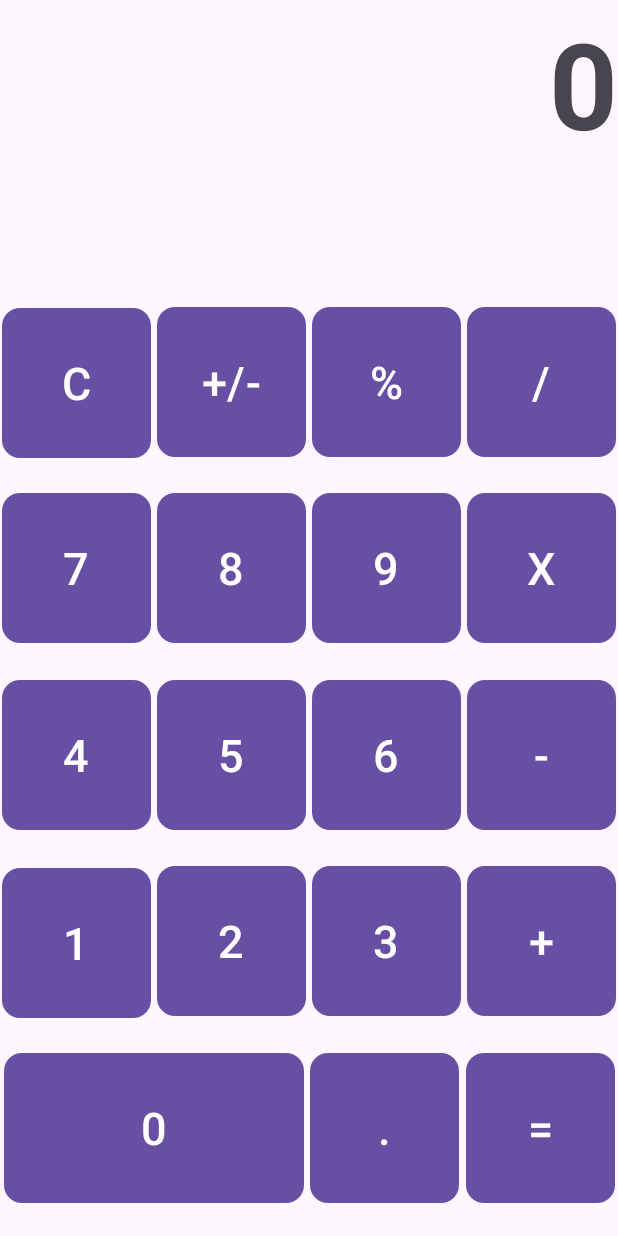
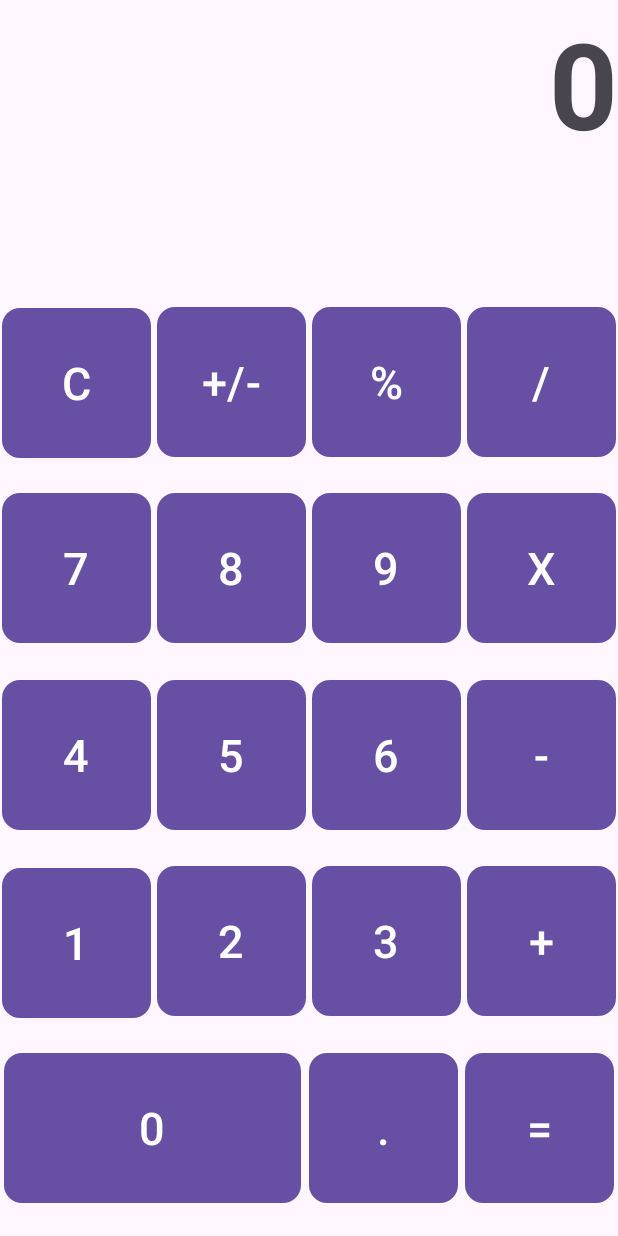
Before and after one commit to billym711/C323-Project1, an Android app: the screen it shows after launch (MainActivity), on a phone screen of 412 x 824 dp. Run offline under Robolectric (Android 15) with nearby library versions, the phone set to English and light mode, and no system bars.

Commit message:
Added comments to xml file

```diff
--- a/app/src/main/res/layout/activity_main.xml
+++ b/app/src/main/res/layout/activity_main.xml
@@ -6,6 +6,7 @@
     android:layout_height="match_parent"
     tools:context=".MainActivity">
 
+    <!-- The TextView is anchored to the top of the page, 2x taller than the buttons -->
     <TextView
         android:id="@+id/textView"
         android:layout_width="wrap_content"
@@ -21,10 +22,13 @@
         app:layout_constraintStart_toStartOf="parent"
         app:layout_constraintTop_toTopOf="parent" />
 
+    <!-- The buttons are basically identical, except for 0, which is 2x as wide -->
+    <!-- We also have a margin of 2dp for each button -->
+
     <Button
         android:id="@+id/button0"
         android:background="@drawable/button_round"
-        android:layout_width="200dp"
+        android:layout_width="198dp"
         android:layout_height="100dp"
         android:layout_margin="2dp"
 
```
Also changed, not shown: 3 other files.
